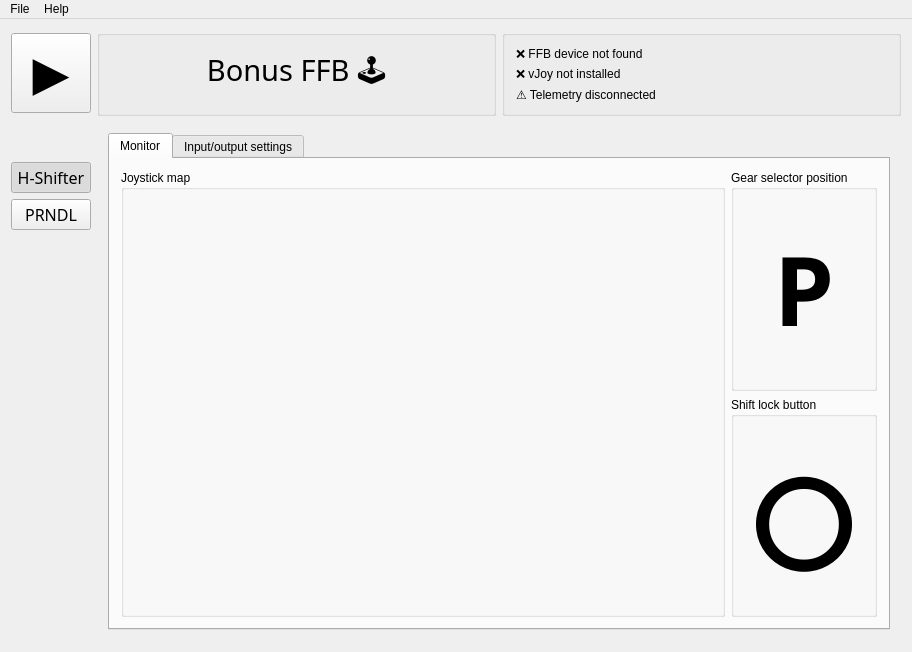
This is BonusFFB/BonusFFB.ui in kgmonteith/BonusFFB as Qt 5 draws it before an edit. The edited form follows.
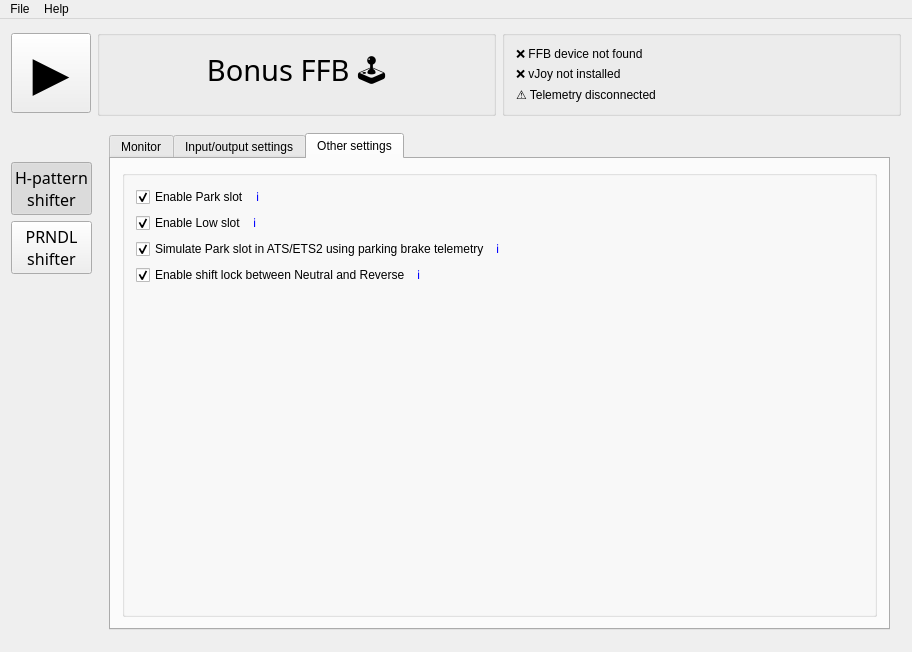
This is the edited form. The open tabs and pages were chosen to show the change. Icons and pictures are not drawn.

Commit message: Finished PRNDL implementation

```diff
--- a/BonusFFB/BonusFFB.ui
+++ b/BonusFFB/BonusFFB.ui
@@ -42,7 +42,8 @@
          </font>
         </property>
         <property name="text">
-         <string>H-Shifter</string>
+         <string>H-pattern
+shifter</string>
         </property>
         <property name="checkable">
          <bool>true</bool>
@@ -61,7 +62,8 @@
          </font>
         </property>
         <property name="text">
-         <string>PRNDL</string>
+         <string>PRNDL
+shifter</string>
         </property>
         <property name="checkable">
          <bool>true</bool>
@@ -1099,7 +1101,7 @@
                   </font>
                  </property>
                  <property name="text">
-                  <string>⭕</string>
+                  <string>✖️</string>
                  </property>
                  <property name="alignment">
                   <set>Qt::AlignmentFlag::AlignCenter</set>
@@ -1385,7 +1387,180 @@
                 </widget>
                </item>
                <item row="0" column="1">
-                <widget class="QComboBox" name="vjoyDeviceComboBox_2"/>
+                <widget class="QComboBox" name="prndl_vjoyDeviceComboBox"/>
+               </item>
+              </layout>
+             </widget>
+            </item>
+           </layout>
+          </widget>
+          <widget class="QWidget" name="tab_5">
+           <attribute name="title">
+            <string>Other settings</string>
+           </attribute>
+           <layout class="QGridLayout" name="gridLayout_11">
+            <item row="0" column="0">
+             <widget class="QGroupBox" name="groupBox_8">
+              <property name="styleSheet">
+               <string notr="true"/>
+              </property>
+              <property name="title">
+               <string/>
+              </property>
+              <property name="flat">
+               <bool>true</bool>
+              </property>
+              <layout class="QVBoxLayout" name="verticalLayout_5">
+               <item>
+                <layout class="QHBoxLayout" name="horizontalLayout_22">
+                 <item>
+                  <widget class="QCheckBox" name="prndl_enableParkSlotCheckBox">
+                   <property name="text">
+                    <string>Enable Park slot</string>
+                   </property>
+                   <property name="checked">
+                    <bool>true</bool>
+                   </property>
+                  </widget>
+                 </item>
+                 <item>
+                  <widget class="QLabel" name="label_2">
+                   <property name="sizePolicy">
+                    <sizepolicy hsizetype="MinimumExpanding" vsizetype="Preferred">
+                     <horstretch>0</horstretch>
+                     <verstretch>0</verstretch>
+                    </sizepolicy>
+                   </property>
+                   <property name="text">
+                    <string>&lt;a href=&quot;https://kgmonteith.github.io/BonusFFB/prndl/#enable-park-slot&quot; style=&quot;text-decoration: none&quot;&gt;ℹ️&lt;/a&gt;</string>
+                   </property>
+                   <property name="alignment">
+                    <set>Qt::AlignmentFlag::AlignLeading|Qt::AlignmentFlag::AlignLeft|Qt::AlignmentFlag::AlignVCenter</set>
+                   </property>
+                   <property name="openExternalLinks">
+                    <bool>true</bool>
+                   </property>
+                  </widget>
+                 </item>
+                </layout>
+               </item>
+               <item>
+                <layout class="QHBoxLayout" name="horizontalLayout_23">
+                 <item>
+                  <widget class="QCheckBox" name="prndl_enableLowSlotCheckBox">
+                   <property name="sizePolicy">
+                    <sizepolicy hsizetype="Minimum" vsizetype="Fixed">
+                     <horstretch>0</horstretch>
+                     <verstretch>0</verstretch>
+                    </sizepolicy>
+                   </property>
+                   <property name="text">
+                    <string>Enable Low slot</string>
+                   </property>
+                   <property name="checked">
+                    <bool>true</bool>
+                   </property>
+                  </widget>
+                 </item>
+                 <item>
+                  <widget class="QLabel" name="label_8">
+                   <property name="sizePolicy">
+                    <sizepolicy hsizetype="MinimumExpanding" vsizetype="Preferred">
+                     <horstretch>0</horstretch>
+                     <verstretch>0</verstretch>
+                    </sizepolicy>
+                   </property>
+                   <property name="text">
+                    <string>&lt;a href=&quot;https://kgmonteith.github.io/BonusFFB/prndl/#enable-low-slot&quot; style=&quot;text-decoration: none&quot;&gt;ℹ️&lt;/a&gt;</string>
+                   </property>
+                   <property name="alignment">
+                    <set>Qt::AlignmentFlag::AlignLeading|Qt::AlignmentFlag::AlignLeft|Qt::AlignmentFlag::AlignVCenter</set>
+                   </property>
+                   <property name="openExternalLinks">
+                    <bool>true</bool>
+                   </property>
+                  </widget>
+                 </item>
+                </layout>
+               </item>
+               <item>
+                <layout class="QHBoxLayout" name="horizontalLayout_21">
+                 <item>
+                  <widget class="QCheckBox" name="prndl_simulateParkUsingTelemetryCheckBox">
+                   <property name="text">
+                    <string>Simulate Park slot in ATS/ETS2 using parking brake telemetry</string>
+                   </property>
+                   <property name="checked">
+                    <bool>true</bool>
+                   </property>
+                  </widget>
+                 </item>
+                 <item>
+                  <widget class="QLabel" name="label">
+                   <property name="sizePolicy">
+                    <sizepolicy hsizetype="Expanding" vsizetype="Preferred">
+                     <horstretch>0</horstretch>
+                     <verstretch>0</verstretch>
+                    </sizepolicy>
+                   </property>
+                   <property name="text">
+                    <string>&lt;a href=&quot;https://kgmonteith.github.io/BonusFFB/prndl/#simulate-park-slot-in-atsets2-using-parking-brake-telemetry&quot; style=&quot;text-decoration: none&quot;&gt;ℹ️&lt;/a&gt;</string>
+                   </property>
+                   <property name="alignment">
+                    <set>Qt::AlignmentFlag::AlignLeading|Qt::AlignmentFlag::AlignLeft|Qt::AlignmentFlag::AlignVCenter</set>
+                   </property>
+                   <property name="openExternalLinks">
+                    <bool>true</bool>
+                   </property>
+                  </widget>
+                 </item>
+                </layout>
+               </item>
+               <item>
+                <layout class="QHBoxLayout" name="horizontalLayout_24">
+                 <item>
+                  <widget class="QCheckBox" name="prndl_shiftLockFromNeutralToReverseCheckBox">
+                   <property name="text">
+                    <string>Enable shift lock between Neutral and Reverse</string>
+                   </property>
+                   <property name="checked">
+                    <bool>true</bool>
+                   </property>
+                  </widget>
+                 </item>
+                 <item>
+                  <widget class="QLabel" name="label_18">
+                   <property name="sizePolicy">
+                    <sizepolicy hsizetype="Expanding" vsizetype="Preferred">
+                     <horstretch>0</horstretch>
+                     <verstretch>0</verstretch>
+                    </sizepolicy>
+                   </property>
+                   <property name="text">
+                    <string>&lt;a href=&quot;https://kgmonteith.github.io/BonusFFB/prndl/#enable-shift-lock-between-neutral-and-reverse&quot; style=&quot;text-decoration: none&quot;&gt;ℹ️&lt;/a&gt;</string>
+                   </property>
+                   <property name="alignment">
+                    <set>Qt::AlignmentFlag::AlignLeading|Qt::AlignmentFlag::AlignLeft|Qt::AlignmentFlag::AlignVCenter</set>
+                   </property>
+                   <property name="openExternalLinks">
+                    <bool>true</bool>
+                   </property>
+                  </widget>
+                 </item>
+                </layout>
+               </item>
+               <item>
+                <spacer name="verticalSpacer_3">
+                 <property name="orientation">
+                  <enum>Qt::Orientation::Vertical</enum>
+                 </property>
+                 <property name="sizeHint" stdset="0">
+                  <size>
+                   <width>20</width>
+                   <height>40</height>
+                  </size>
+                 </property>
+                </spacer>
                </item>
               </layout>
              </widget>
```
Left out of the diff: 50 changed lines with no effect on the pictures. The commit also changes 34 other files.
